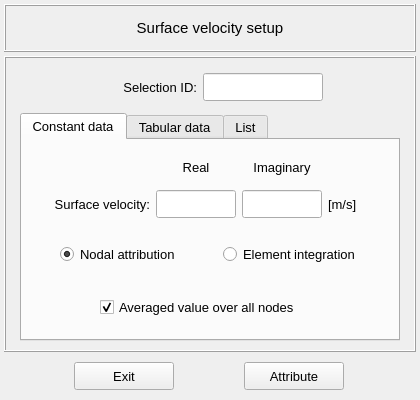
Above: vibra/interface/data/ui_files/model/acoustic/surface_velocity_inputs.ui from MOPT-UFSC/VIBRA before the change. Below: the same form after it.
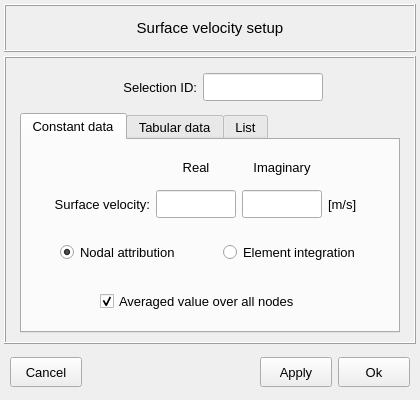
That is the form after the change. Icons and pictures are not drawn.

```diff
--- a/vibra/interface/data/ui_files/model/acoustic/surface_velocity_inputs.ui
+++ b/vibra/interface/data/ui_files/model/acoustic/surface_velocity_inputs.ui
@@ -1266,14 +1266,14 @@
     <widget class="QFrame" name="frame_11">
      <property name="minimumSize">
       <size>
-       <width>340</width>
-       <height>40</height>
+       <width>0</width>
+       <height>48</height>
       </size>
      </property>
      <property name="maximumSize">
       <size>
        <width>16777215</width>
-       <height>100</height>
+       <height>48</height>
       </size>
      </property>
      <property name="frameShape">
@@ -1284,37 +1284,36 @@
      </property>
      <layout class="QGridLayout" name="gridLayout_14">
       <property name="leftMargin">
-       <number>0</number>
+       <number>6</number>
       </property>
       <property name="topMargin">
        <number>0</number>
       </property>
       <property name="rightMargin">
-       <number>0</number>
+       <number>6</number>
       </property>
       <property name="bottomMargin">
        <number>0</number>
       </property>
-      <property name="spacing">
+      <property name="verticalSpacing">
        <number>0</number>
       </property>
-      <item row="0" column="1">
-       <widget class="QPushButton" name="pushButton_attribute">
+      <item row="0" column="3">
+       <widget class="QPushButton" name="pushButton_apply_and_close">
         <property name="minimumSize">
          <size>
-          <width>100</width>
-          <height>28</height>
+          <width>72</width>
+          <height>30</height>
          </size>
         </property>
         <property name="maximumSize">
          <size>
-          <width>100</width>
-          <height>28</height>
+          <width>72</width>
+          <height>30</height>
          </size>
         </property>
         <property name="font">
          <font>
-          <family>MS Shell Dlg 2</family>
           <pointsize>10</pointsize>
           <italic>false</italic>
           <bold>false</bold>
@@ -1324,9 +1323,53 @@
          <string notr="true"/>
         </property>
         <property name="text">
-         <string>Attribute</string>
+         <string>Ok</string>
         </property>
         <property name="autoDefault">
+         <bool>false</bool>
+        </property>
+        <property name="default">
+         <bool>false</bool>
+        </property>
+        <property name="flat">
+         <bool>false</bool>
+        </property>
+       </widget>
+      </item>
+      <item row="0" column="2">
+       <widget class="QPushButton" name="pushButton_apply">
+        <property name="minimumSize">
+         <size>
+          <width>72</width>
+          <height>30</height>
+         </size>
+        </property>
+        <property name="maximumSize">
+         <size>
+          <width>72</width>
+          <height>30</height>
+         </size>
+        </property>
+        <property name="font">
+         <font>
+          <pointsize>10</pointsize>
+          <italic>false</italic>
+          <bold>false</bold>
+         </font>
+        </property>
+        <property name="styleSheet">
+         <string notr="true"/>
+        </property>
+        <property name="text">
+         <string>Apply</string>
+        </property>
+        <property name="autoDefault">
+         <bool>false</bool>
+        </property>
+        <property name="default">
+         <bool>false</bool>
+        </property>
+        <property name="flat">
          <bool>false</bool>
         </property>
        </widget>
@@ -1335,19 +1378,18 @@
        <widget class="QPushButton" name="pushButton_exit">
         <property name="minimumSize">
          <size>
-          <width>100</width>
-          <height>28</height>
+          <width>72</width>
+          <height>30</height>
          </size>
         </property>
         <property name="maximumSize">
          <size>
-          <width>100</width>
-          <height>28</height>
+          <width>72</width>
+          <height>30</height>
          </size>
         </property>
         <property name="font">
          <font>
-          <family>MS Shell Dlg 2</family>
           <pointsize>10</pointsize>
           <italic>false</italic>
           <bold>false</bold>
@@ -1357,13 +1399,32 @@
          <string notr="true"/>
         </property>
         <property name="text">
-         <string>Exit</string>
+         <string>Cancel</string>
         </property>
         <property name="autoDefault">
          <bool>false</bool>
         </property>
+        <property name="default">
+         <bool>false</bool>
+        </property>
+        <property name="flat">
+         <bool>false</bool>
+        </property>
        </widget>
       </item>
+      <item row="0" column="1">
+       <spacer name="horizontalSpacer_17">
+        <property name="orientation">
+         <enum>Qt::Orientation::Horizontal</enum>
+        </property>
+        <property name="sizeHint" stdset="0">
+         <size>
+          <width>40</width>
+          <height>20</height>
+         </size>
+        </property>
+       </spacer>
+      </item>
      </layout>
     </widget>
    </item>
```
Left out of the diff: 10 changed lines with no effect on the pictures.
